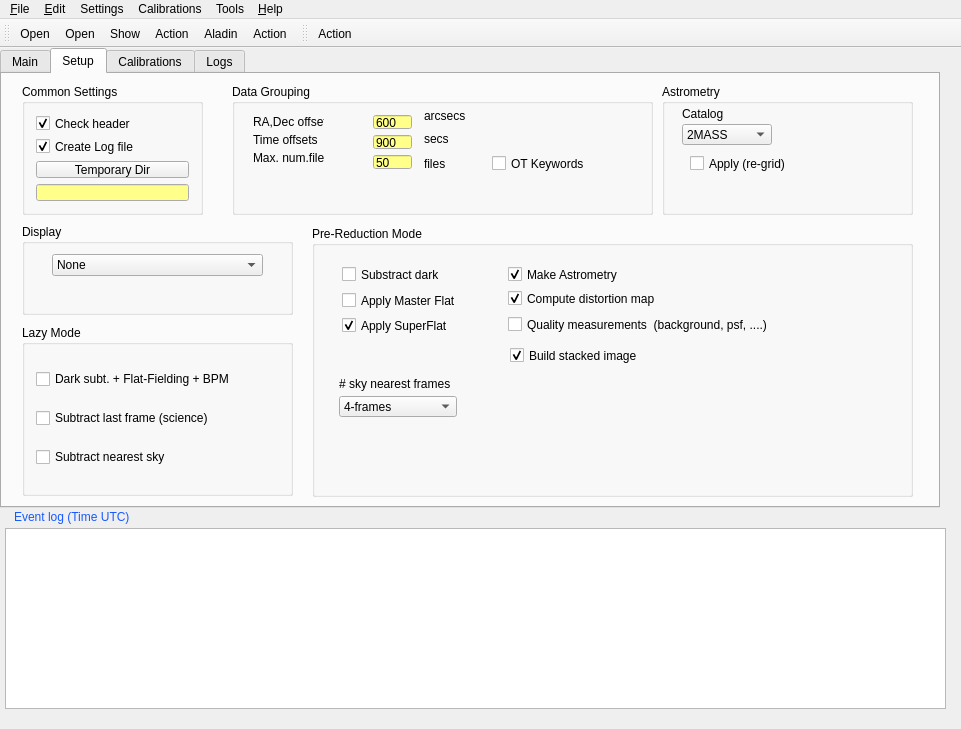
This is QL4/panicQL.ui in ppmim/PAPI as Qt 5 draws it before an edit. The edited form follows.
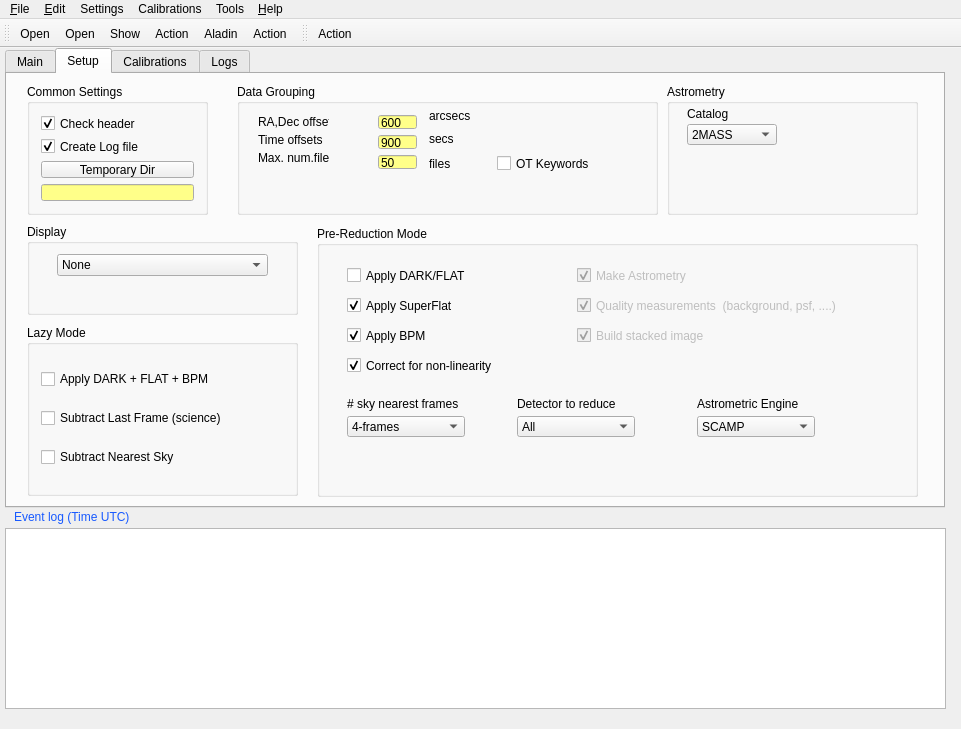
This is the edited form. The open tabs and pages were chosen to show the change. Icons and pictures are not drawn.

Commit message: Recovered UI file with new QL-GUI features.

```diff
--- a/QL4/panicQL.ui
+++ b/QL4/panicQL.ui
@@ -36,7 +36,7 @@
     </property>
     <property name="geometry">
      <rect>
-      <x>0</x>
+      <x>5</x>
       <y>0</y>
       <width>940</width>
       <height>460</height>
@@ -1681,19 +1681,6 @@
         </property>
        </item>
       </widget>
-      <widget class="QCheckBox" name="checkBox_doRegrig">
-       <property name="geometry">
-        <rect>
-         <x>28</x>
-         <y>70</y>
-         <width>140</width>
-         <height>19</height>
-        </rect>
-       </property>
-       <property name="text">
-        <string>Apply (re-grid)</string>
-       </property>
-      </widget>
       <widget class="QLabel" name="textLabel1_2">
        <property name="geometry">
         <rect>
@@ -1730,7 +1717,7 @@
           <string>Substract Dark, apply Flat-Field and grab BPM</string>
          </property>
          <property name="text">
-          <string>Dark subt. + Flat-Fielding + BPM</string>
+          <string>Apply DARK + FLAT + BPM</string>
          </property>
          <property name="checked">
           <bool>false</bool>
@@ -1746,7 +1733,7 @@
           <string>Subtract last science frame for sky subtraction</string>
          </property>
          <property name="text">
-          <string>Subtract last frame (science)</string>
+          <string>Subtract Last Frame (science)</string>
          </property>
          <property name="autoExclusive">
           <bool>true</bool>
@@ -1762,7 +1749,7 @@
           <string>Subtract the sky computed from last sky sci frames</string>
          </property>
          <property name="text">
-          <string>Subtract nearest sky</string>
+          <string>Subtract Nearest Sky</string>
          </property>
          <property name="autoExclusive">
           <bool>true</bool>
@@ -1786,8 +1773,8 @@
       <widget class="QComboBox" name="comboBox_pre_skyWindow">
        <property name="geometry">
         <rect>
-         <x>27</x>
-         <y>170</y>
+         <x>30</x>
+         <y>190</y>
          <width>118</width>
          <height>21</height>
         </rect>
@@ -1822,23 +1809,29 @@
        </item>
       </widget>
       <widget class="QCheckBox" name="checkBox_pre_QM">
+       <property name="enabled">
+        <bool>false</bool>
+       </property>
        <property name="geometry">
         <rect>
-         <x>196</x>
-         <y>89</y>
-         <width>291</width>
+         <x>260</x>
+         <y>70</y>
+         <width>311</width>
          <height>19</height>
         </rect>
        </property>
        <property name="text">
         <string>Quality measurements  (background, psf, ....)</string>
        </property>
+       <property name="checked">
+        <bool>true</bool>
+       </property>
       </widget>
       <widget class="QLabel" name="textLabel3">
        <property name="geometry">
         <rect>
-         <x>27</x>
-         <y>150</y>
+         <x>30</x>
+         <y>170</y>
          <width>151</width>
          <height>16</height>
         </rect>
@@ -1851,10 +1844,13 @@
        </property>
       </widget>
       <widget class="QCheckBox" name="checkBox_pre_MA">
+       <property name="enabled">
+        <bool>false</bool>
+       </property>
        <property name="geometry">
         <rect>
-         <x>196</x>
-         <y>39</y>
+         <x>260</x>
+         <y>40</y>
          <width>180</width>
          <height>19</height>
         </rect>
@@ -1869,14 +1865,14 @@
       <widget class="QCheckBox" name="checkBox_pre_compDM">
        <property name="geometry">
         <rect>
-         <x>196</x>
-         <y>63</y>
+         <x>30</x>
+         <y>100</y>
          <width>180</width>
          <height>19</height>
         </rect>
        </property>
        <property name="text">
-        <string>Compute distortion map</string>
+        <string>Apply BPM</string>
        </property>
        <property name="checked">
         <bool>true</bool>
@@ -1886,29 +1882,13 @@
        <property name="geometry">
         <rect>
          <x>30</x>
-         <y>39</y>
-         <width>140</width>
-         <height>19</height>
-        </rect>
-       </property>
-       <property name="text">
-        <string>Substract dark</string>
-       </property>
-       <property name="checked">
-        <bool>false</bool>
-       </property>
-      </widget>
-      <widget class="QCheckBox" name="checkBox_pre_appMF">
-       <property name="geometry">
-        <rect>
-         <x>30</x>
-         <y>65</y>
+         <y>40</y>
          <width>180</width>
          <height>19</height>
         </rect>
        </property>
        <property name="text">
-        <string>Apply Master Flat</string>
+        <string>Apply DARK/FLAT</string>
        </property>
        <property name="checked">
         <bool>false</bool>
@@ -1918,7 +1898,7 @@
        <property name="geometry">
         <rect>
          <x>30</x>
-         <y>90</y>
+         <y>70</y>
          <width>180</width>
          <height>19</height>
         </rect>
@@ -1931,10 +1911,13 @@
        </property>
       </widget>
       <widget class="QCheckBox" name="checkBox_pre_BS">
+       <property name="enabled">
+        <bool>false</bool>
+       </property>
        <property name="geometry">
         <rect>
-         <x>198</x>
-         <y>120</y>
+         <x>260</x>
+         <y>100</y>
          <width>171</width>
          <height>19</height>
         </rect>
@@ -1946,6 +1929,115 @@
         <bool>true</bool>
        </property>
       </widget>
+      <widget class="QCheckBox" name="checkBox_pre_appNLC">
+       <property name="geometry">
+        <rect>
+         <x>30</x>
+         <y>130</y>
+         <width>181</width>
+         <height>19</height>
+        </rect>
+       </property>
+       <property name="text">
+        <string>Correct for non-linearity</string>
+       </property>
+       <property name="checked">
+        <bool>true</bool>
+       </property>
+      </widget>
+      <widget class="QComboBox" name="comboBox_detector">
+       <property name="geometry">
+        <rect>
+         <x>200</x>
+         <y>190</y>
+         <width>118</width>
+         <height>21</height>
+        </rect>
+       </property>
+       <property name="currentIndex">
+        <number>0</number>
+       </property>
+       <item>
+        <property name="text">
+         <string>All</string>
+        </property>
+       </item>
+       <item>
+        <property name="text">
+         <string>SG1</string>
+        </property>
+       </item>
+       <item>
+        <property name="text">
+         <string>SG2</string>
+        </property>
+       </item>
+       <item>
+        <property name="text">
+         <string>SG3</string>
+        </property>
+       </item>
+       <item>
+        <property name="text">
+         <string>SG4</string>
+        </property>
+       </item>
+      </widget>
+      <widget class="QLabel" name="textLabel3_3">
+       <property name="geometry">
+        <rect>
+         <x>200</x>
+         <y>170</y>
+         <width>151</width>
+         <height>16</height>
+        </rect>
+       </property>
+       <property name="text">
+        <string>Detector to reduce</string>
+       </property>
+       <property name="wordWrap">
+        <bool>false</bool>
+       </property>
+      </widget>
+      <widget class="QComboBox" name="comboBox_AstromEngine">
+       <property name="geometry">
+        <rect>
+         <x>380</x>
+         <y>190</y>
+         <width>118</width>
+         <height>21</height>
+        </rect>
+       </property>
+       <property name="currentIndex">
+        <number>0</number>
+       </property>
+       <item>
+        <property name="text">
+         <string>SCAMP</string>
+        </property>
+       </item>
+       <item>
+        <property name="text">
+         <string>AstrometryNet</string>
+        </property>
+       </item>
+      </widget>
+      <widget class="QLabel" name="textLabel3_4">
+       <property name="geometry">
+        <rect>
+         <x>380</x>
+         <y>170</y>
+         <width>151</width>
+         <height>16</height>
+        </rect>
+       </property>
+       <property name="text">
+        <string>Astrometric Engine</string>
+       </property>
+       <property name="wordWrap">
+        <bool>false</bool>
+       </property>
+      </widget>
      </widget>
      <widget class="QGroupBox" name="groupBox_4">
       <property name="geometry">
@@ -1993,7 +2085,7 @@
     </widget>
     <widget class="QWidget" name="tab">
      <property name="enabled">
-      <bool>false</bool>
+      <bool>true</bool>
      </property>
      <attribute name="title">
       <string>Calibrations</string>
```
Left out of the diff: 65 changed lines with no effect on the pictures. The commit also changes 5 other files.
